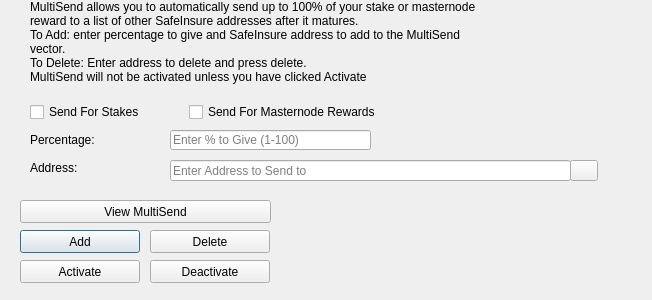
Above: src/qt/forms/multisenddialog.ui from wingcrypto/dashlite before the change. Below: the same form after it.
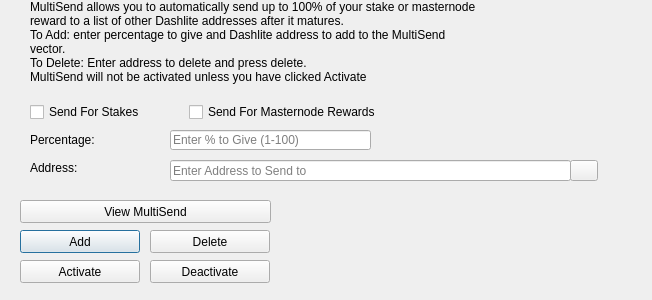
That is the form after the change. Icons and pictures are not drawn.

Diff of the .ui file:
```diff
--- a/src/qt/forms/multisenddialog.ui
+++ b/src/qt/forms/multisenddialog.ui
@@ -61,8 +61,8 @@
     <number>1</number>
    </property>
    <property name="text">
-    <string>MultiSend allows you to automatically send up to 100% of your stake or masternode reward to a list of other SafeInsure addresses after it matures.
-To Add: enter percentage to give and SafeInsure address to add to the MultiSend vector.
+    <string>MultiSend allows you to automatically send up to 100% of your stake or masternode reward to a list of other Dashlite addresses after it matures.
+To Add: enter percentage to give and Dashlite address to add to the MultiSend vector.
 To Delete: Enter address to delete and press delete.
 MultiSend will not be activated unless you have clicked Activate</string>
    </property>
```
Left out of the diff: 4 changed lines with no effect on the pictures.
